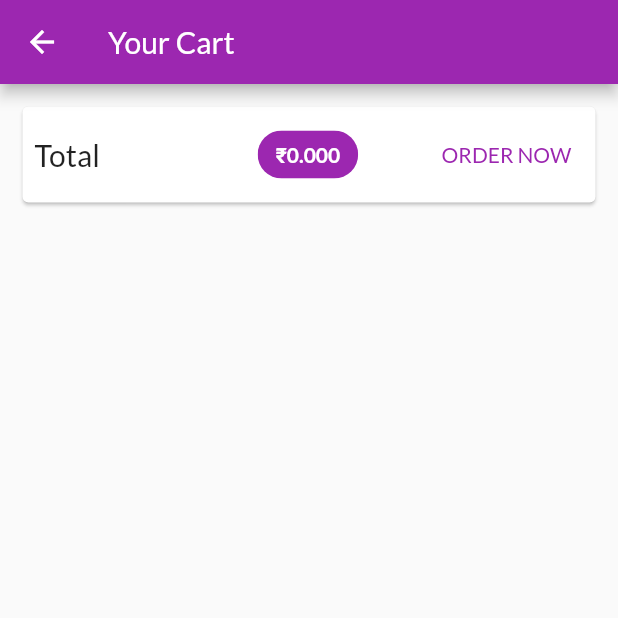
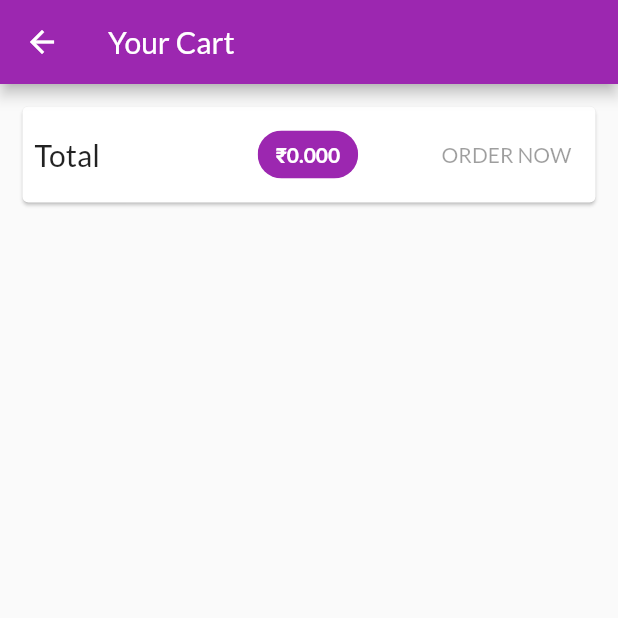
Before and after one commit to achaudhary591/SHOP_APP_FLUTTER, a Flutter app: the CartScreen screen opened by its route, on a phone screen of 412 x 824 dp, the top half of it. Run offline on Flutter 3.47's test engine with Material 2 defaults, Android fonts, the phone set to English and light mode, and no system bars; our stand-ins replace firebase_core, sleek_circular_slider; accounts and stored records are empty; network calls fail.

Commit message:
added spinners to loading state

```diff
--- a/lib/providers/products_provider.dart
+++ b/lib/providers/products_provider.dart
@@ -207,6 +207,7 @@ class ProductsProvider with ChangeNotifier {
       final extractedData = json.decode(response.body) as Map<String, dynamic>;
       final List<Product> loadedProducts = [];
       extractedData.forEach((prodId, prodData) {
+        // print("===========================>"+prodData['title']);
         loadedProducts.add(
           Product(
             id: prodId,
--- a/lib/screens/cart_screen.dart
+++ b/lib/screens/cart_screen.dart
@@ -44,18 +44,7 @@ class CartScreen extends StatelessWidget {
                     ),
                     backgroundColor: Theme.of(context).colorScheme.primary,
                   ),
-                  TextButton(
-                    onPressed: () {
-                      Provider.of<Orders>(context, listen: false).addOrder(cart.items.values.toList(), cart.totalAmount);
-                      cart.clear();
-                    },
-                    child: Text(
-                      'ORDER NOW',
-                      style: TextStyle(
-                        color: Theme.of(context).colorScheme.primary,
-                      ),
-                    ),
-                  ),
+                  OrderButton(cart: cart),
                 ],
               ),
             ),
@@ -80,3 +69,43 @@ class CartScreen extends StatelessWidget {
     );
   }
 }
+
+class OrderButton extends StatefulWidget {
+  final Cart cart;
+
+  const OrderButton({super.key, required this.cart});
+
+  @override
+  State<OrderButton> createState() => _OrderButtonState();
+}
+
+class _OrderButtonState extends State<OrderButton> {
+  var _isLoading = false;
+
+  @override
+  Widget build(BuildContext context) {
+    return TextButton(
+      onPressed: (widget.cart.totalAmount <= 0 || _isLoading)
+          ? null
+          : () async {
+              setState(() {
+                _isLoading = true;
+              });
+              await Provider.of<Orders>(context, listen: false).addOrder(
+                  widget.cart.items.values.toList(), widget.cart.totalAmount);
+              setState(() {
+                _isLoading = false;
+              });
+              widget.cart.clear();
+            },
+      child: _isLoading
+          ? CircularProgressIndicator()
+          : Text(
+              'ORDER NOW',
+              /*style: TextStyle(
+                color: Theme.of(context).colorScheme.primary,
+              ),*/
+            ),
+    );
+  }
+}
```
Also changed, not shown: lib/providers/orders.dart (+63 -5 lines), lib/providers/product.dart (+10 -2 lines), lib/screens/orders_screen.dart (+29 -6 lines).
